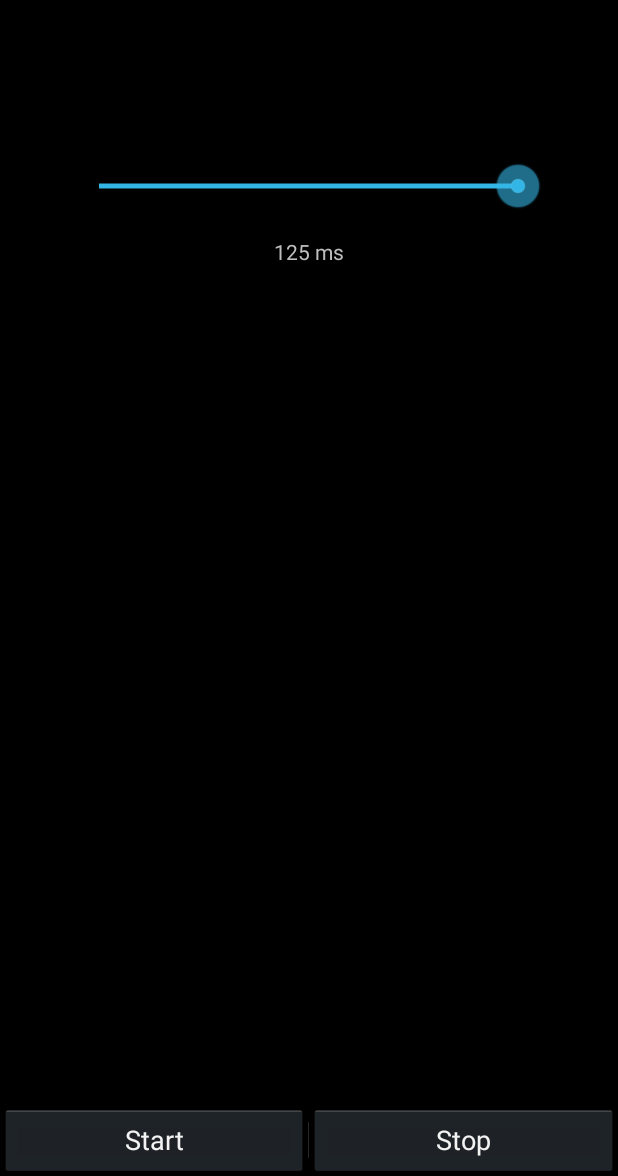
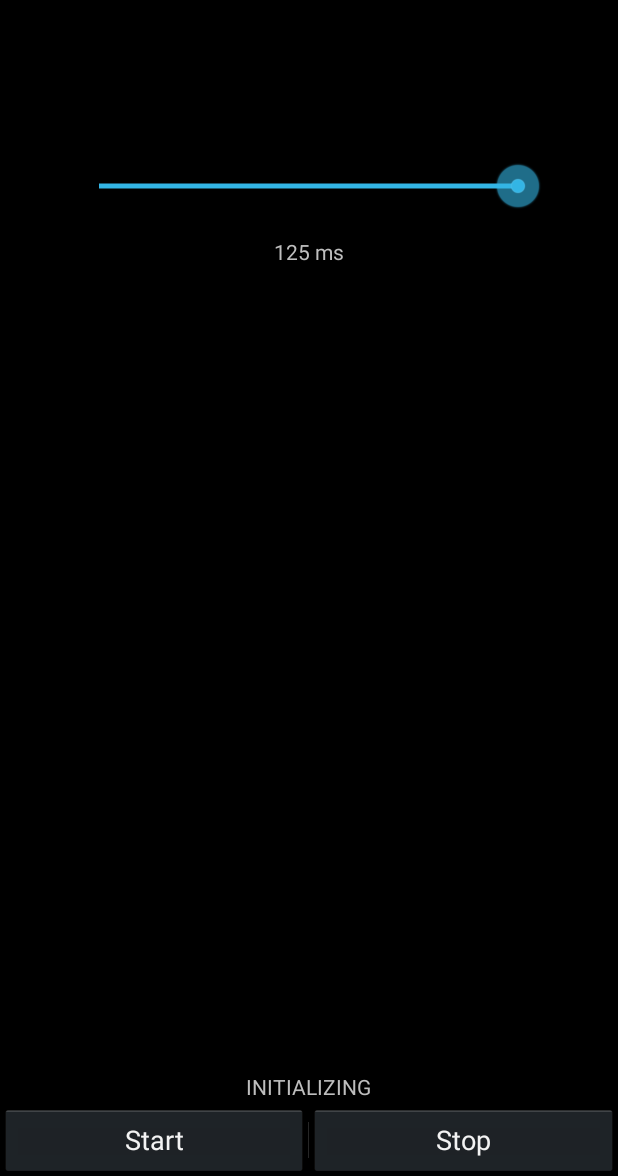
Before and after one commit to 0x203/Flickerer, an Android app: the screen it shows after launch (Main), after a tap on "Start", on a phone screen of 412 x 824 dp, the part 60-1236 px from its top. Run offline under Robolectric (Android 15) with nearby library versions, the phone set to English and light mode, and no system bars.

Commit message:
show current status in UI

```diff
--- a/Native/app/src/main/java/de/hpi/sec4things/flickerer/Main.java
+++ b/Native/app/src/main/java/de/hpi/sec4things/flickerer/Main.java
@@ -51,7 +51,7 @@ public class Main extends Activity implements Emitter{
     /**
      * Whether to use the flashlight instead of display background to flicker, if available
      */
-    private static final boolean USE_FLASHLIGHT = false;
+    private static final boolean USE_FLASHLIGHT = true;
 
     /**
      * Whether or not to encode date with Hamming code
@@ -74,6 +74,7 @@ public class Main extends Activity implements Emitter{
     private View fullscreenBackground ;
     private EditText edit_data;
     private TextView seekBarText;
+    private TextView statusText;
     private SeekBar seekBar;
     private Transmitter transmitter;
 
@@ -90,10 +91,12 @@ public class Main extends Activity implements Emitter{
         edit_data = (EditText) findViewById(R.id.edit_data);
         seekBar = (SeekBar) findViewById(R.id.seekBar);
         seekBarText = (TextView) findViewById(R.id.seekBarText);
+        statusText = (TextView) findViewById(R.id.statusText);
+
 
         final Emitter emitter = (USE_FLASHLIGHT & this.getPackageManager().hasSystemFeature(PackageManager.FEATURE_CAMERA)) ?
                 new Flasher() : this;
-        transmitter = new Transmitter(emitter, USE_HAMMING);
+        transmitter = new Transmitter(emitter, USE_HAMMING, statusText);
 
         // Set up listener for send event
         edit_data.setOnEditorActionListener(new TextView.OnEditorActionListener() {
--- a/Native/app/src/main/java/de/hpi/sec4things/flickerer/transmission/Transmitter.java
+++ b/Native/app/src/main/java/de/hpi/sec4things/flickerer/transmission/Transmitter.java
@@ -1,4 +1,6 @@
 package de.hpi.sec4things.flickerer.transmission;
+
+import android.widget.TextView;
 
 import java.io.UnsupportedEncodingException;
 import java.util.Timer;
@@ -6,6 +8,8 @@ import java.util.TimerTask;
 import java.util.concurrent.Executors;
 import java.util.concurrent.ScheduledExecutorService;
 import java.util.concurrent.TimeUnit;
+
+import de.hpi.sec4things.flickerer.R;
 
 enum TransmitterState {
     STOPPED, INITIALIZING, STARTING, TRANSMITTING
@@ -26,6 +30,7 @@ public class Transmitter {
     private Timer initTimer;
     private final Emitter emitter;
     private final boolean encodeWithHamming;
+    private final TextView statusText;
 
     private TransmitterState state = TransmitterState.STOPPED;
     private boolean currentInitBit = true;
@@ -34,9 +39,10 @@ public class Transmitter {
     private boolean[] startPattern = START_PATTERN;
 
 
-    public Transmitter(final Emitter emitter, final boolean encodeWithHamming) {
+    public Transmitter(final Emitter emitter, final boolean encodeWithHamming,  TextView statusText) {
         this.emitter = emitter;
         this.encodeWithHamming = encodeWithHamming;
+        this.statusText = statusText;
     }
 
     public void transmit(final String data) {
@@ -119,9 +125,15 @@ public class Transmitter {
 
     private void changeState(TransmitterState newState) {
         if (state != newState) {
+            final TextView textView = this.statusText;
+            final String statusString = newState.toString();
+            textView.post(new Runnable() {
+                public void run() {
+                    textView.setText(statusString);
+                }
+            });
             state = newState;
             currentIndex = 0;
-            // TODO: notify ui to update itself
         }
     }
 
--- a/Native/app/src/main/res/layout/activity_main.xml
+++ b/Native/app/src/main/res/layout/activity_main.xml
@@ -57,6 +57,15 @@
             android:layout_marginTop="100dp"
             android:max="16"
             android:progress="16" />
+
+        <TextView
+            android:layout_width="207dp"
+            android:layout_height="wrap_content"
+            android:textAppearance="?android:attr/textAppearanceSmall"
+            android:id="@+id/statusText"
+            android:layout_gravity="center_horizontal|bottom"
+            android:layout_marginBottom="50dp"
+            android:gravity="center_horizontal" />
     </FrameLayout>
 
 </FrameLayout>
```
